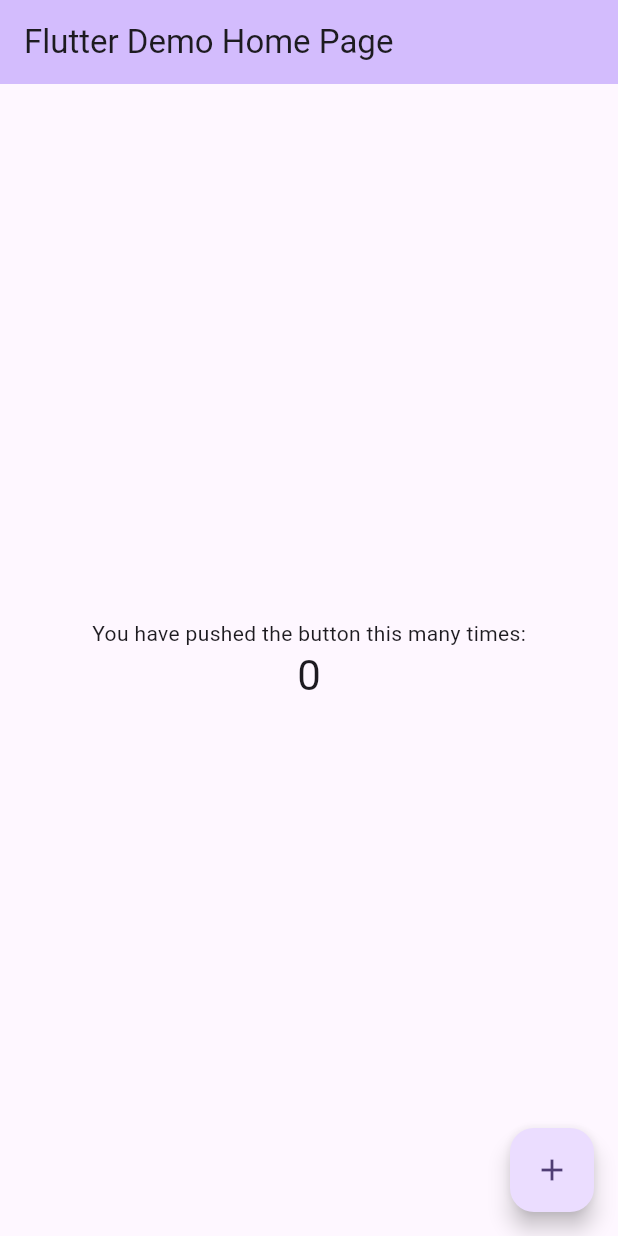
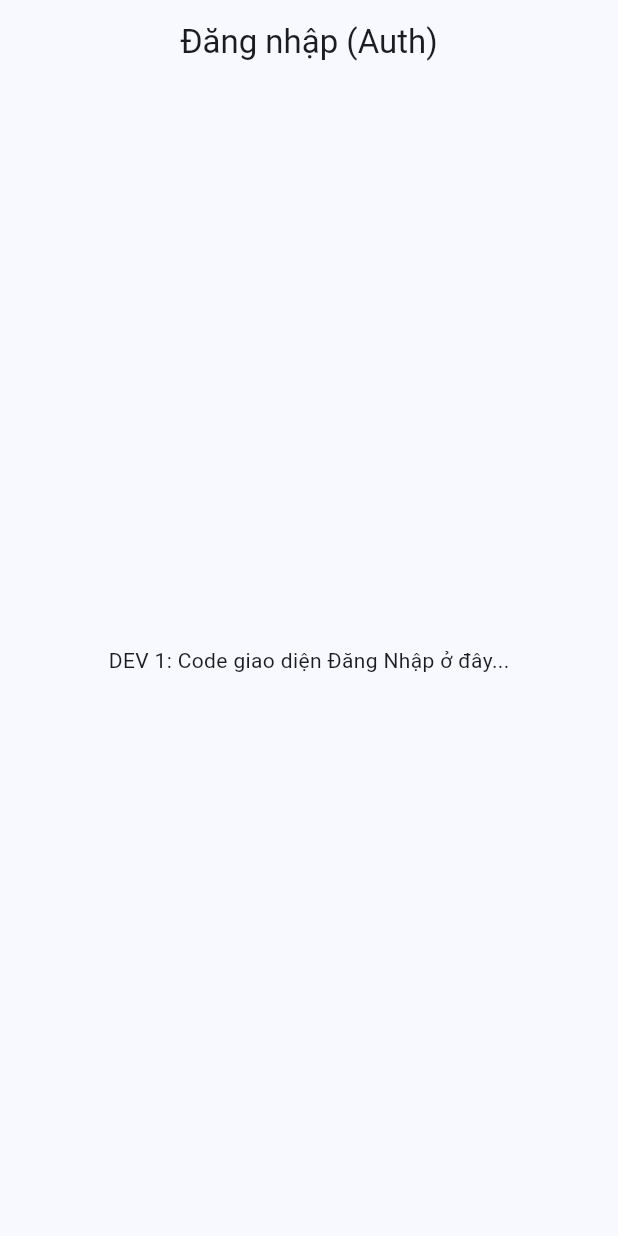
Before and after one commit to Haidp2005/qlsv, a Flutter app: the screen it shows after launch, on a phone screen of 412 x 824 dp. Run offline on Flutter 3.47's test engine with Material 3 defaults, Android fonts, the phone set to English and light mode, and no system bars; our stand-ins replace firebase_core, go_router; accounts and stored records are empty.

Commit message:
xây dựng khung project

```diff
--- /dev/null
+++ b/lib/core/routes/app_router.dart
@@ -0,0 +1,25 @@
+import 'package:go_router/go_router.dart';
+import '../../features/auth/presentation/pages/login_page.dart';
+import '../../features/student/presentation/pages/student_dashboard_page.dart';
+import '../../features/lecturer/presentation/pages/lecturer_dashboard_page.dart';
+import 'route_constants.dart';
+
+class AppRouter {
+  static final GoRouter router = GoRouter(
+    initialLocation: RouteConstants.login,
+    routes: [
+      GoRoute(
+        path: RouteConstants.login,
+        builder: (context, state) => const LoginPage(),
+      ),
+      GoRoute(
+        path: RouteConstants.studentDashboard,
+        builder: (context, state) => const StudentDashboardPage(),
+      ),
+      GoRoute(
+        path: RouteConstants.lecturerDashboard,
+        builder: (context, state) => const LecturerDashboardPage(),
+      ),
+    ],
+  );
+}
--- /dev/null
+++ b/lib/core/routes/route_constants.dart
@@ -0,0 +1,5 @@
+class RouteConstants {
+  static const String login = '/login';
+  static const String studentDashboard = '/student-dashboard';
+  static const String lecturerDashboard = '/lecturer-dashboard';
+}
--- /dev/null
+++ b/lib/core/theme/app_theme.dart
@@ -0,0 +1,14 @@
+import 'package:flutter/material.dart';
+
+class AppTheme {
+  static ThemeData get lightTheme {
+    return ThemeData(
+      useMaterial3: true,
+      colorScheme: ColorScheme.fromSeed(seedColor: Colors.blue),
+      appBarTheme: const AppBarTheme(
+        centerTitle: true,
+        elevation: 0,
+      ),
+    );
+  }
+}
--- /dev/null
+++ b/lib/features/auth/presentation/pages/login_page.dart
@@ -0,0 +1,15 @@
+import 'package:flutter/material.dart';
+
+class LoginPage extends StatelessWidget {
+  const LoginPage({super.key});
+
+  @override
+  Widget build(BuildContext context) {
+    return Scaffold(
+      appBar: AppBar(title: const Text('Đăng nhập (Auth)')),
+      body: const Center(
+        child: Text('DEV 1: Code giao diện Đăng Nhập ở đây...'),
+      ),
+    );
+  }
+}
--- a/lib/main.dart
+++ b/lib/main.dart
@@ -1,122 +1,29 @@
 import 'package:flutter/material.dart';
+import 'package:firebase_core/firebase_core.dart';
+import 'firebase_options.dart';
+import 'core/theme/app_theme.dart';
+import 'core/routes/app_router.dart';
 
-void main() {
-  runApp(const MyApp());
+void main() async {
+  WidgetsFlutterBinding.ensureInitialized();
+
+  await Firebase.initializeApp(
+    options: DefaultFirebaseOptions.currentPlatform,
+  );
+
+  runApp(const QlsvApp());
 }
 
-class MyApp extends StatelessWidget {
-  const MyApp({super.key});
+class QlsvApp extends StatelessWidget {
+  const QlsvApp({super.key});
 
-  // This widget is the root of your application.
   @override
   Widget build(BuildContext context) {
-    return MaterialApp(
-      title: 'Flutter Demo',
-      theme: ThemeData(
-        // This is the theme of your application.
-        //
-        // TRY THIS: Try running your application with "flutter run". You'll see
-        // the application has a purple toolbar. Then, without quitting the app,
-        // try changing the seedColor in the colorScheme below to Colors.green
-        // and then invoke "hot reload" (save your changes or press the "hot
-        // reload" button in a Flutter-supported IDE, or press "r" if you used
-        // the command line to start the app).
-        //
-        // Notice that the counter didn't reset back to zero; the application
-        // state is not lost during the reload. To reset the state, use hot
-        // restart instead.
-        //
-        // This works for code too, not just values: Most code changes can be
-        // tested with just a hot reload.
-        colorScheme: .fromSeed(seedColor: Colors.deepPurple),
-      ),
-      home: const MyHomePage(title: 'Flutter Demo Home Page'),
+    return MaterialApp.router(
+      title: 'Quản lý Sinh viên',
+      theme: AppTheme.lightTheme,
+      routerConfig: AppRouter.router,
+      debugShowCheckedModeBanner: false,
     );
   }
 }
-
-class MyHomePage extends StatefulWidget {
-  const MyHomePage({super.key, required this.title});
-
-  // This widget is the home page of your application. It is stateful, meaning
-  // that it has a State object (defined below) that contains fields that affect
-  // how it looks.
-
-  // This class is the configuration for the state. It holds the values (in this
-  // case the title) provided by the parent (in this case the App widget) and
-  // used by the build method of the State. Fields in a Widget subclass are
-  // always marked "final".
-
-  final String title;
-
-  @override
-  State<MyHomePage> createState() => _MyHomePageState();
-}
-
-class _MyHomePageState extends State<MyHomePage> {
-  int _counter = 0;
-
-  void _incrementCounter() {
-    setState(() {
-      // This call to setState tells the Flutter framework that something has
-      // changed in this State, which causes it to rerun the build method below
-      // so that the display can reflect the updated values. If we changed
-      // _counter without calling setState(), then the build method would not be
-      // called again, and so nothing would appear to happen.
-      _counter++;
-    });
-  }
-
-  @override
-  Widget build(BuildContext context) {
-    // This method is rerun every time setState is called, for instance as done
-    // by the _incrementCounter method above.
-    //
-    // The Flutter framework has been optimized to make rerunning build methods
-    // fast, so that you can just rebuild anything that needs updating rather
-    // than having to individually change instances of widgets.
-    return Scaffold(
-      appBar: AppBar(
-        // TRY THIS: Try changing the color here to a specific color (to
-        // Colors.amber, perhaps?) and trigger a hot reload to see the AppBar
-        // change color while the other colors stay the same.
-        backgroundColor: Theme.of(context).colorScheme.inversePrimary,
-        // Here we take the value from the MyHomePage object that was created by
-        // the App.build method, and use it to set our appbar title.
-        title: Text(widget.title),
-      ),
-      body: Center(
-        // Center is a layout widget. It takes a single child and positions it
-        // in the middle of the parent.
-        child: Column(
-          // Column is also a layout widget. It takes a list of children and
-          // arranges them vertically. By default, it sizes itself to fit its
-          // children horizontally, and tries to be as tall as its parent.
-          //
-          // Column has various properties to control how it sizes itself and
-          // how it positions its children. Here we use mainAxisAlignment to
-          // center the children vertically; the main axis here is the vertical
-          // axis because Columns are vertical (the cross axis would be
-          // horizontal).
-          //
-          // TRY THIS: Invoke "debug painting" (choose the "Toggle Debug Paint"
-          // action in the IDE, or press "p" in the console), to see the
-          // wireframe for each widget.
-          mainAxisAlignment: .center,
-          children: [
-            const Text('You have pushed the button this many times:'),
-            Text(
-              '$_counter',
-              style: Theme.of(context).textTheme.headlineMedium,
-            ),
-          ],
-        ),
-      ),
-      floatingActionButton: FloatingActionButton(
-        onPressed: _incrementCounter,
-        tooltip: 'Increment',
-        child: const Icon(Icons.add),
-      ),
-    );
-  }
-}
```
Also changed, not shown: lib/features/lecturer/presentation/pages/lecturer_dashboard_page.dart (added, +15 -0 lines), lib/features/student/presentation/pages/student_dashboard_page.dart (added, +15 -0 lines), pubspec.yaml (+7 -0 lines), firebase.json (added), lib/firebase_options.dart (added), pubspec.lock, 6 other files.
